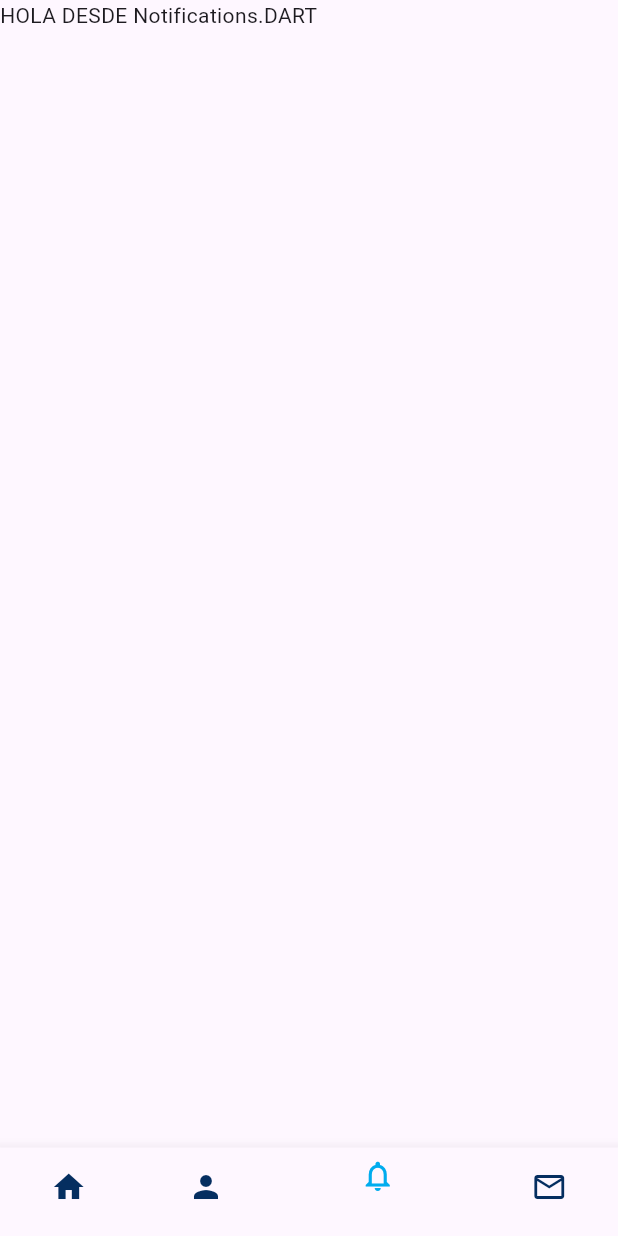
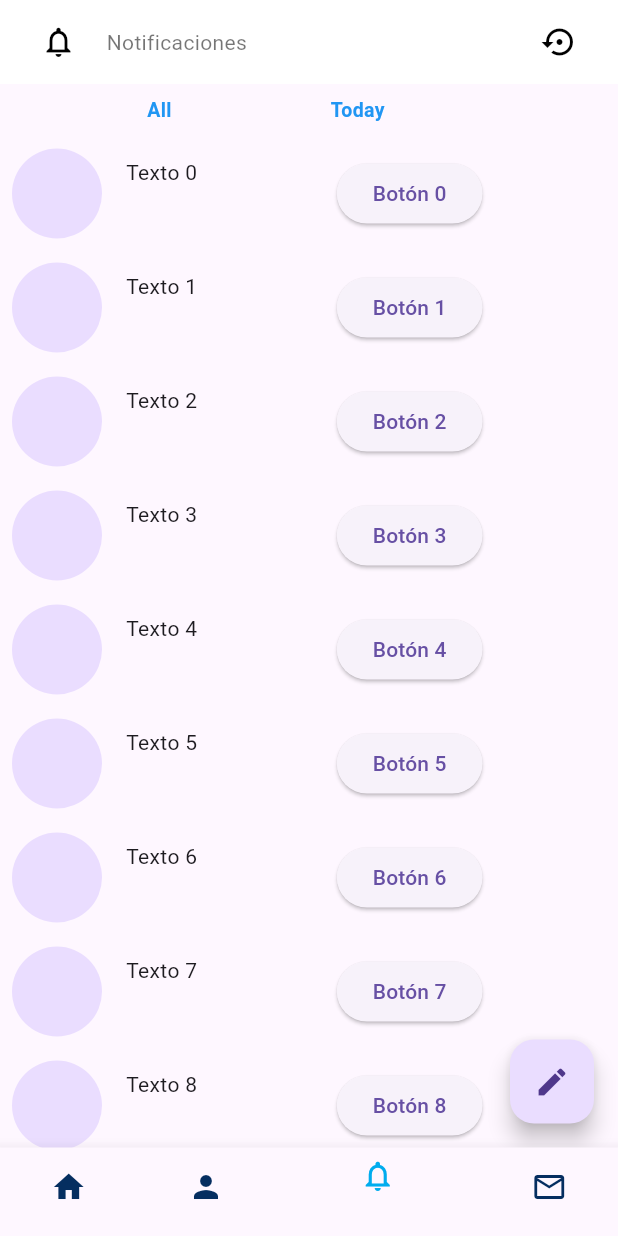
Before and after one commit to ThayliAreliVillegas112/twitter, a Flutter app: the screen it shows after launch, item 3 of the bottom bar chosen, on a phone screen of 412 x 824 dp. Run offline on Flutter 3.47's test engine with Material 3 defaults, Android fonts, the phone set to English and light mode, and no system bars.

Commit message:
Update notifications.dart

```diff
--- a/lib/modules/notifications/adapters/screens/notifications.dart
+++ b/lib/modules/notifications/adapters/screens/notifications.dart
@@ -1,17 +1,157 @@
 import 'package:flutter/material.dart';
 
-class Notifications extends StatelessWidget{
+class Notifications extends StatefulWidget {
   const Notifications({super.key});
 
   @override
+  State<Notifications> createState() => _NotificationsState();
+}
+
+class _NotificationsState extends State<Notifications> {
+  bool showGrid = true;
+  bool showText = false;
+  @override
   Widget build(BuildContext context) {
-    return const Scaffold(
-      body: Column(
-        children: [
-          Text('HOLA DESDE Notifications.DART')
-        ]
-      )
+    return Scaffold(
+      appBar: AppBar(
+        backgroundColor: Colors.white,
+        foregroundColor: Colors.black54,
+        actions: <Widget>[
+          const SizedBox(width: 15),
+          IconButton(
+            icon: const Icon(Icons.notifications_none, color: Colors.black),
+            onPressed: () {},
+          ),
+          // Utilizamos el widget Align para centrar verticalmente el texto
+          const Align(
+            alignment: Alignment.center,
+            child: Padding(
+              padding: EdgeInsets.all(8.0),
+              child: Text('Notificaciones'),
+            ),
+          ),
+          const Spacer(),
+          IconButton(
+            icon: const Icon(Icons.settings_backup_restore_outlined,
+                color: Colors.black),
+            onPressed: () {},
+          ),
+          const SizedBox(width: 15),
+        ],
+      ),
+      body: Column(children: [
+        Row(
+          children: [
+            SizedBox(
+              width: 90,
+            ),
+            InkWell(
+              onTap: () {
+                // Aquí puedes colocar el código que se ejecutará cuando se toque el "botón".
+                setState(() {
+                  showGrid = true;
+                  showText = false;
+                });
+                print('All');
+              },
+              child: Padding(
+                padding: const EdgeInsets.all(8.0),
+                child: Text(
+                  'All',
+                  style: TextStyle(
+                    // Puedes personalizar el estilo del texto según tus preferencias.
+                    color: Colors.blue,
+                    fontSize: 13.0,
+                    fontWeight: FontWeight.bold,
+                  ),
+                ),
+              ),
+            ),
+            SizedBox(
+              width: 90,
+            ),
+            InkWell(
+              onTap: () {
+                // Aquí puedes colocar el código que se ejecutará cuando se toque el "botón".
+                setState(() {
+                  showGrid = false;
+                  showText = true;
+                });
+                print('Otras');
+              },
+              child: Padding(
+                padding: const EdgeInsets.all(8.0),
+                child: Text(
+                  'Today',
+                  style: TextStyle(
+                    // Puedes personalizar el estilo del texto según tus preferencias.
+                    color: Colors.blue,
+                    fontSize: 13.0,
+                    fontWeight: FontWeight.bold,
+                  ),
+                ),
+              ),
+            ),
+          ],
+        ),
+        if (showGrid)
+          Expanded(
+            child: ListView.builder(
+              itemCount: 12,
+              itemBuilder: (context, index) {
+                return Padding(
+                  padding: const EdgeInsets.all(8.0),
+                  child: Row(
+                    children: [
+                      CircleAvatar(
+                        radius: 30,
+                        // Configuración del círculo
+                      ),
+                      SizedBox(width: 16),
+                      Row(
+                        mainAxisAlignment: MainAxisAlignment.center,
+                        crossAxisAlignment: CrossAxisAlignment.start,
+                        children: [
+                          Text('Texto $index'),
+                          //Spacer(),
+                          SizedBox(
+                            width: 93,
+                          ),
+                          ElevatedButton(
+                            onPressed: () {
+                              // Código a ejecutar cuando se presiona el botón
+                              print('Botón $index presionado');
+                            },
+                            child: Text('Botón $index'),
+                          ),
+                        ],
+                      ),
+                      SizedBox(width: 16),
+                    ],
+                  ),
+                );
+              },
+            ),
+          ),
+        if (showText)
+          const Padding(
+            padding: EdgeInsets.all(16.0),
+            child: Column(
+              children: [
+                Text('FOTOS Y VIDEOS EN'),
+                Text('LOS QUE APARECES'),
+              ],
+            ),
+          ),
+      ]),
+      floatingActionButton: FloatingActionButton(
+        onPressed: () {
+          // Aquí puedes agregar la lógica para abrir la pantalla de creación de un nuevo post.
+          print('Botón flotante presionado');
+        },
+        child: Icon(Icons.edit),
+      ),
+      floatingActionButtonLocation: FloatingActionButtonLocation.endFloat,
     );
   }
-
 }
```
